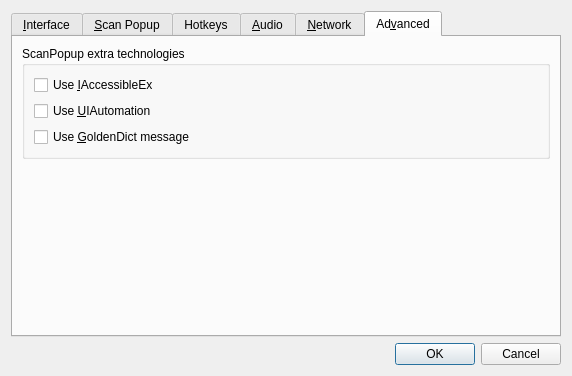
goldendict/goldendict, file preferences.ui: the form before one commit.
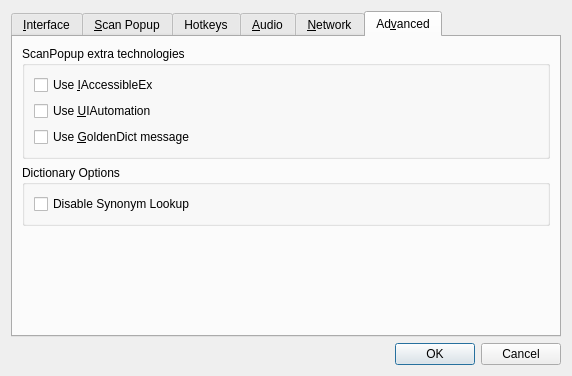
The form after the commit. The open tabs and pages were chosen to show the change. Icons and pictures are not drawn. Custom widgets are drawn as their Qt base class.

Commit message: FEATURE: Optionally disable synonym lookup (alts).

What changed in the file:
```diff
--- a/preferences.ui
+++ b/preferences.ui
@@ -1097,7 +1097,41 @@
         </widget>
        </item>
        <item>
-        <spacer name="verticalSpacer_17">
+        <widget class="QGroupBox" name="groupBox_AdvancedDictOptions">
+         <property name="sizePolicy">
+          <sizepolicy hsizetype="Preferred" vsizetype="Preferred">
+           <horstretch>0</horstretch>
+           <verstretch>0</verstretch>
+          </sizepolicy>
+         </property>
+         <property name="minimumSize">
+          <size>
+           <width>0</width>
+           <height>15</height>
+          </size>
+         </property>
+         <property name="accessibleName">
+          <string/>
+         </property>
+         <property name="title">
+          <string>Dictionary Options</string>
+         </property>
+         <layout class="QVBoxLayout" name="verticalLayout_14">
+          <item>
+           <widget class="QCheckBox" name="disableSynonyms">
+            <property name="enabled">
+             <bool>true</bool>
+            </property>
+            <property name="text">
+             <string>Disable Synonym Lookup</string>
+            </property>
+           </widget>
+          </item>
+         </layout>
+        </widget>
+       </item>
+       <item>
+        <spacer name="verticalSpacer_7">
          <property name="orientation">
           <enum>Qt::Vertical</enum>
          </property>
```
Left out of the diff: 2 changed lines with no effect on the pictures. The commit also changes 5 other files.
